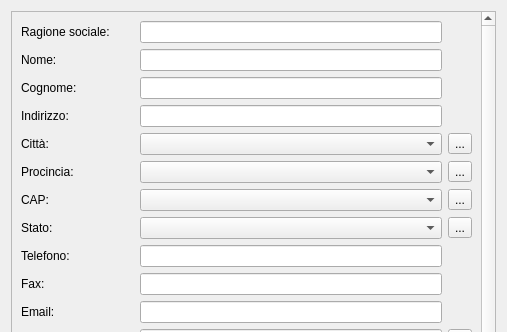
The window that moduleAzienda/aziendadialog.ui (kvsd/Gestionale) describes before a commit, drawn with Qt 5; both pictures show x 0 to 507 and y 0 to 332 of the 507 by 565 pixel window.
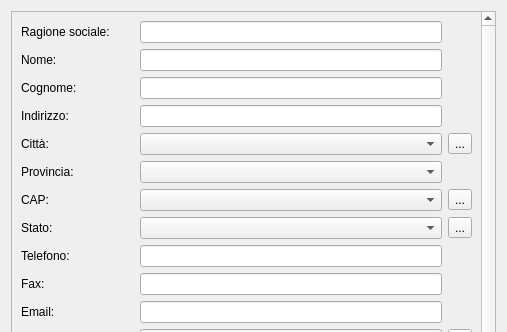
The same window after the commit.

```diff
--- a/moduleAzienda/aziendadialog.ui
+++ b/moduleAzienda/aziendadialog.ui
@@ -24,8 +24,8 @@
        <rect>
         <x>0</x>
         <y>0</y>
-        <width>474</width>
-        <height>565</height>
+        <width>473</width>
+        <height>539</height>
        </rect>
       </property>
       <layout class="QGridLayout" name="gridLayout">
@@ -97,13 +97,6 @@
        <item row="4" column="2">
         <widget class="QComboBox" name="cb_citta"/>
        </item>
-       <item row="5" column="3">
-        <widget class="QToolButton" name="pb_provincia_dlg">
-         <property name="text">
-          <string>...</string>
-         </property>
-        </widget>
-       </item>
        <item row="7" column="0">
         <widget class="QLabel" name="label_7">
          <property name="text">
@@ -156,7 +149,7 @@
        <item row="5" column="0">
         <widget class="QLabel" name="label_6">
          <property name="text">
-          <string>Procincia:</string>
+          <string>Provincia:</string>
          </property>
          <property name="buddy">
           <cstring>cb_provincia</cstring>
```
Left out of the diff: 17 changed lines with no effect on the pictures.
